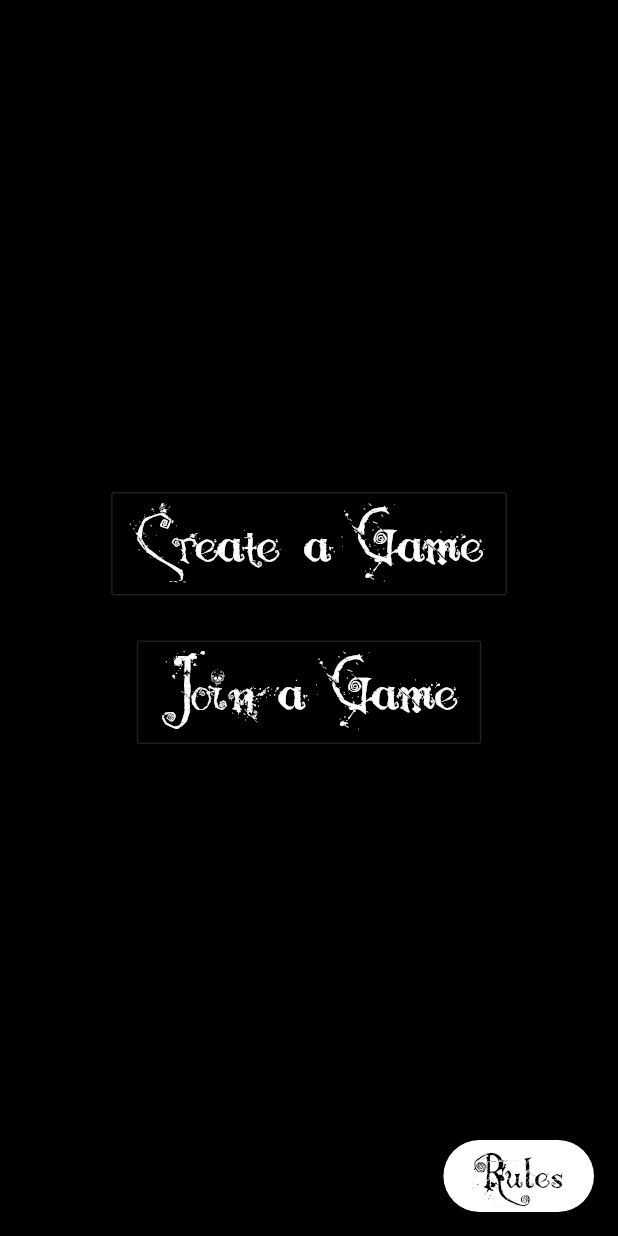
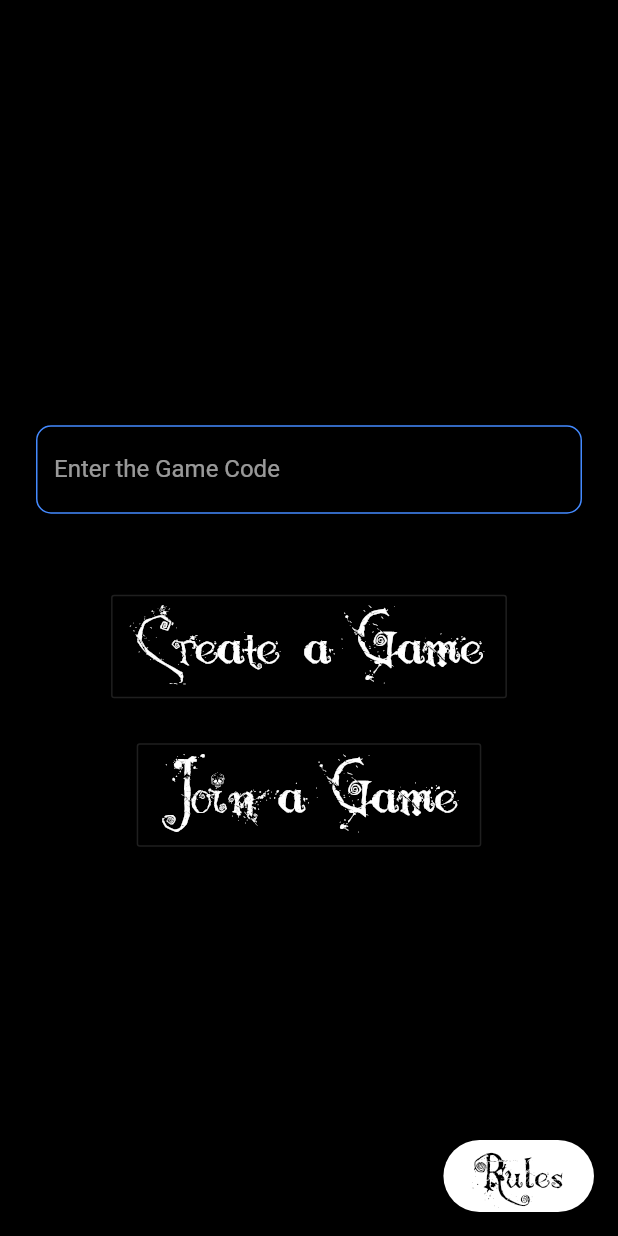
Before and after one commit to Manas1820/One-Of-Us, a Flutter app: the CreateRooms screen opened directly, on a phone screen of 412 x 824 dp. Run offline on Flutter 3.47's test engine with Material 2 defaults, Android fonts, the light colour scheme and no system bars; our stand-ins replace animated_text_kit, cloud_firestore, firebase_auth, firebase_core, flutter_icons, google_maps_flutter and 4 more; missing offline and left inert: animated_floatactionbuttons; accounts and stored records are empty.

Commit message:
OnBording/Rules Linked

```diff
--- a/lib/Screen/home.dart
+++ b/lib/Screen/home.dart
@@ -1,6 +1,7 @@
 import 'package:MAP/Constants.dart';
 import 'package:MAP/Screen/WaitingRoom.dart';
 import 'package:MAP/Services/NewGameServices.dart';
+import 'package:MAP/onboarding.dart';
 import 'package:cloud_firestore/cloud_firestore.dart';
 import 'package:flutter/material.dart';
 
@@ -10,6 +11,8 @@ class CreateRooms extends StatefulWidget {
 }
 
 class _CreateRoomsState extends State<CreateRooms> {
+  TextEditingController mycontroller = TextEditingController();
+
   @override
   Widget build(BuildContext context) {
     return Scaffold(
@@ -19,6 +22,30 @@ class _CreateRoomsState extends State<CreateRooms> {
         child: Column(
           mainAxisAlignment: MainAxisAlignment.center,
           children: [
+            Padding(
+              padding: const EdgeInsets.all(24.0),
+              child: TextField(
+                controller: mycontroller,
+                decoration: InputDecoration(
+                  enabledBorder: OutlineInputBorder(
+                    borderSide: BorderSide(
+                      color: Colors.blueAccent,
+                    ),
+                    borderRadius: BorderRadius.circular(10.0),
+                  ),
+                  fillColor: Colors.white,
+                  labelText: 'Enter the Game Code',
+                  hintText: 'Faree',
+                  hintStyle: TextStyle(
+                    color: Colors.purple,
+                    fontStyle: FontStyle.italic,
+                  ),
+                ),
+              ),
+            ),
+            SizedBox(
+              height: 30,
+            ),
             Center(
               child: OutlineButton(
                 onPressed: () async {
@@ -27,7 +54,7 @@ class _CreateRoomsState extends State<CreateRooms> {
                   String id = Constants.prefs.getString('userId');
                   String name = Constants.prefs.getString('name');
                   doc.set({
-                    'roomName': 'alibaba',
+                    'roomName': mycontroller.text.toString(),
                     'roomId': doc.id,
                     'leader': Constants.prefs.getString('userId'),
                     'playerId': FieldValue.arrayUnion([id]),
@@ -54,8 +81,19 @@ class _CreateRoomsState extends State<CreateRooms> {
             SizedBox(height: 30.0),
             Center(
               child: OutlineButton(
-                onPressed: () {
-                  print('Received click');
+                onPressed: () async {
+                  if (FirebaseFirestore.instance
+                          .collection('games')
+                          .doc(Text(mycontroller.text).toString()) !=
+                      null)
+                    await NewGameServices()
+                        .joinGame(mycontroller.text.toString());
+
+                  await Navigator.push(
+                      context,
+                      MaterialPageRoute(
+                          builder: (context) => WaitingRoom(
+                              roomId: mycontroller.text.toString())));
                 },
                 child: Text(
                   'Join a Game',
@@ -72,7 +110,10 @@ class _CreateRoomsState extends State<CreateRooms> {
         ),
       ),
       floatingActionButton: FloatingActionButton.extended(
-        onPressed: () {},
+        onPressed: () async {
+          await Navigator.push(context,
+              MaterialPageRoute(builder: (context) => OnBoardingPage()));
+        },
         label: Text(
           'Rules',
           style: TextStyle(
```
Also changed, not shown: lib/onboarding.dart (+21 -13 lines).
